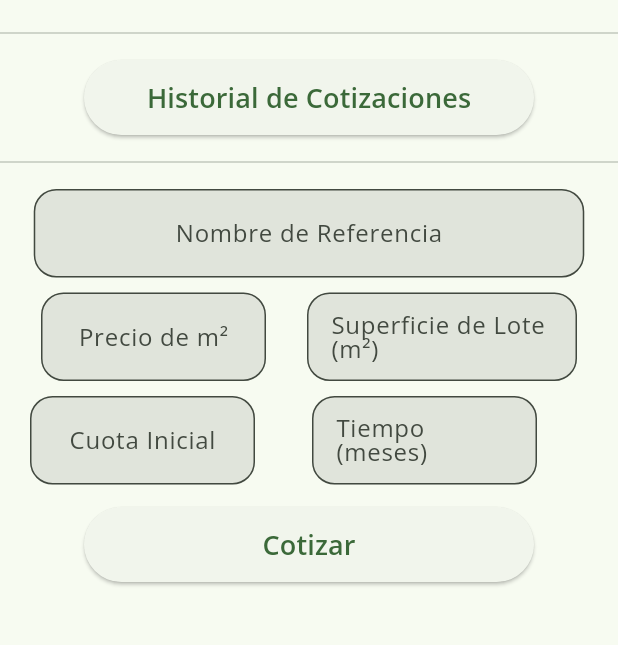
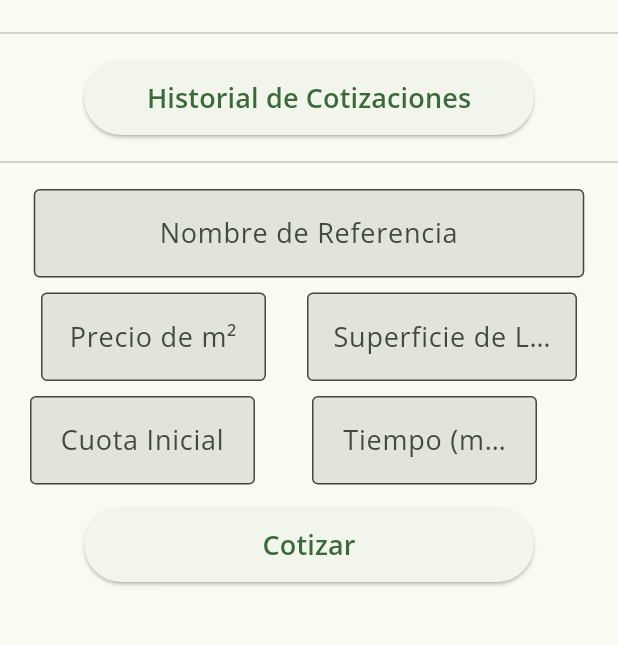
Before and after one commit to Jose20025/cotizador, a Flutter app: the screen it shows after launch, on a phone screen of 412 x 824 dp, the part 63-708 px from its top. Run offline on Flutter 3.47's test engine with Material 2 defaults, Android fonts, the phone set to English and light mode, and no system bars; our stand-ins replace shared_preferences.

Commit message:
hintText en lugar de label

```diff
--- a/lib/custom/input_form.dart
+++ b/lib/custom/input_form.dart
@@ -3,6 +3,7 @@ import 'package:flutter/material.dart';
 class InputForm extends StatelessWidget {
   final double width;
   final String label;
+  final TextCapitalization? textCapitalization;
   final bool validate;
   final double? initialValue;
   // final String? Function(String?)? validator;
@@ -16,6 +17,7 @@ class InputForm extends StatelessWidget {
     this.maxLength,
     this.initialValue,
     this.onSave,
+    this.textCapitalization,
     required this.validate,
     required this.width,
     required this.label,
@@ -37,19 +39,16 @@ class InputForm extends StatelessWidget {
             : null,
         maxLength: maxLength ?? 15,
         keyboardType: type ?? TextInputType.text,
+        textCapitalization: textCapitalization ?? TextCapitalization.none,
         initialValue:
             initialValue != null ? initialValue!.toStringAsFixed(0) : '',
         textAlign: TextAlign.center,
         style: const TextStyle(fontSize: 18),
         decoration: InputDecoration(
-          label: Center(
-            child: Text(label),
-          ),
-          counter: const Offstage(),
-          filled: true,
-          border: const OutlineInputBorder(
-              borderRadius: BorderRadius.all(Radius.circular(15))),
-        ),
+            hintText: label,
+            counter: const SizedBox(),
+            filled: true,
+            border: const OutlineInputBorder()),
         onSaved: onSave,
       ),
     );
```
